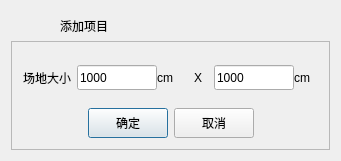
Qt form UAVManage/spaceparam.ui (gessd/UAVManage) before a commit.
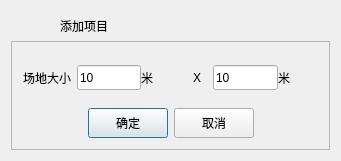
The same form after that commit. Icons and pictures are not drawn.

What changed in the file:
```diff
--- a/UAVManage/spaceparam.ui
+++ b/UAVManage/spaceparam.ui
@@ -58,7 +58,7 @@
              </size>
             </property>
             <property name="text">
-             <string>1000</string>
+             <string>10</string>
             </property>
            </widget>
           </item>
@@ -66,12 +66,12 @@
            <widget class="QLabel" name="label_3">
             <property name="minimumSize">
              <size>
-              <width>20</width>
+              <width>40</width>
               <height>0</height>
              </size>
             </property>
             <property name="text">
-             <string>cm</string>
+             <string>米</string>
             </property>
            </widget>
           </item>
@@ -113,7 +113,7 @@
              </size>
             </property>
             <property name="text">
-             <string>1000</string>
+             <string>10</string>
             </property>
            </widget>
           </item>
@@ -121,12 +121,12 @@
            <widget class="QLabel" name="label_4">
             <property name="minimumSize">
              <size>
-              <width>20</width>
+              <width>40</width>
               <height>0</height>
              </size>
             </property>
             <property name="text">
-             <string>cm</string>
+             <string>米</string>
             </property>
            </widget>
           </item>
```
Left out of the diff: 8 changed lines with no effect on the pictures.
